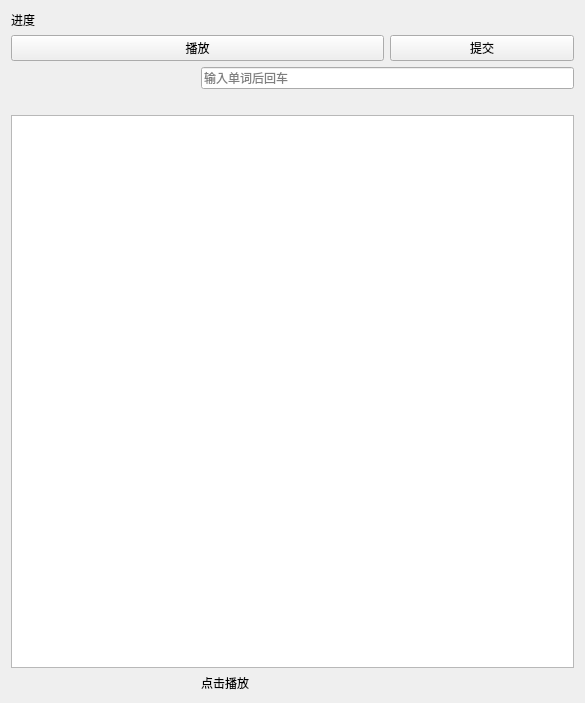
First picture: the form in dictationtab.ui, repository chengyouguo/my816, before the edit.
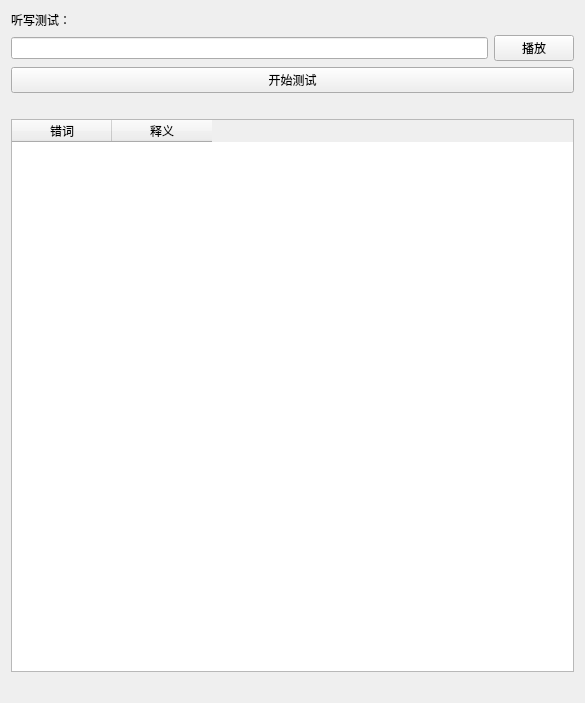
Second picture: the form after the edit.

Patch:
```diff
--- a/dictationtab.ui
+++ b/dictationtab.ui
@@ -10,52 +10,73 @@
     <height>703</height>
    </rect>
   </property>
-  <layout class="QGridLayout" name="gridLayout_2">
-   <item row="0" column="0">
-    <layout class="QGridLayout" name="gridLayout">
-     <item row="0" column="0">
-      <widget class="QLabel" name="lblProgress">
-       <property name="text">
-        <string>进度</string>
+  <layout class="QVBoxLayout" name="verticalLayout">
+   <item>
+    <widget class="QLabel" name="lblTitle">
+     <property name="text">
+      <string>听写测试：</string>
+     </property>
+    </widget>
+   </item>
+   <item>
+    <layout class="QHBoxLayout" name="horizontalLayout">
+     <item>
+      <widget class="QLineEdit" name="editInput">
+       <property name="readOnly">
+        <bool>false</bool>
        </property>
       </widget>
      </item>
-     <item row="1" column="0" colspan="2">
+     <item>
       <widget class="QPushButton" name="btnPlay">
        <property name="text">
         <string>播放</string>
        </property>
       </widget>
      </item>
-     <item row="1" column="2">
-      <widget class="QPushButton" name="btnSubmit">
-       <property name="text">
-        <string>提交</string>
-       </property>
-      </widget>
-     </item>
-     <item row="2" column="1" colspan="2">
-      <widget class="QLineEdit" name="editInput">
-       <property name="placeholderText">
-        <string>输入单词后回车</string>
-       </property>
-      </widget>
-     </item>
-     <item row="3" column="0" colspan="3">
-      <widget class="QLabel" name="lblScore"/>
-     </item>
-     <item row="5" column="1">
-      <widget class="QLabel" name="lblResult">
-       <property name="text">
-        <string>点击播放</string>
-       </property>
-      </widget>
-     </item>
-     <item row="4" column="0" colspan="3">
-      <widget class="QTableWidget" name="tableWidget"/>
-     </item>
     </layout>
    </item>
+   <item>
+    <widget class="QPushButton" name="btnStart">
+     <property name="text">
+      <string>开始测试</string>
+     </property>
+    </widget>
+   </item>
+   <item>
+    <widget class="QLabel" name="lblResult">
+     <property name="text">
+      <string/>
+     </property>
+    </widget>
+   </item>
+   <item>
+    <widget class="QTableWidget" name="tableWidget">
+     <property name="enabled">
+      <bool>true</bool>
+     </property>
+     <property name="showGrid">
+      <bool>true</bool>
+     </property>
+     <column>
+      <property name="text">
+       <string>错词</string>
+      </property>
+     </column>
+     <column>
+      <property name="text">
+       <string>释义</string>
+      </property>
+     </column>
+    </widget>
+   </item>
+   <item>
+    <widget class="QLabel" name="lblSummary">
+     <property name="text">
+      <string/>
+     </property>
+    </widget>
+   </item>
   </layout>
  </widget>
  <resources/>
```
